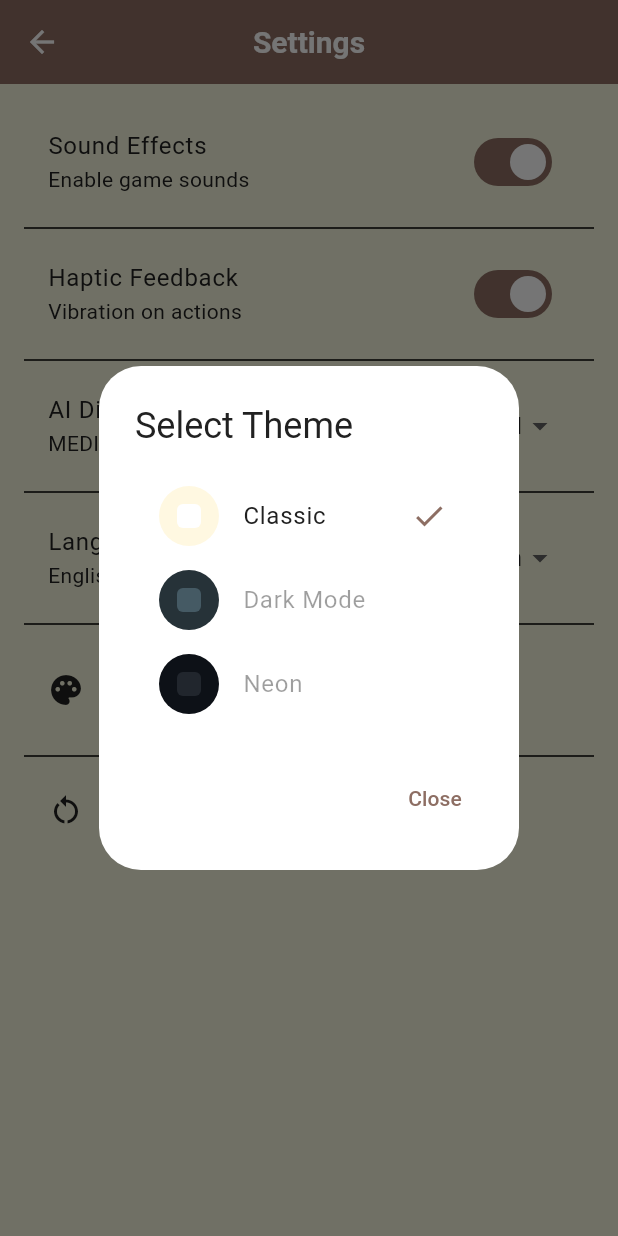
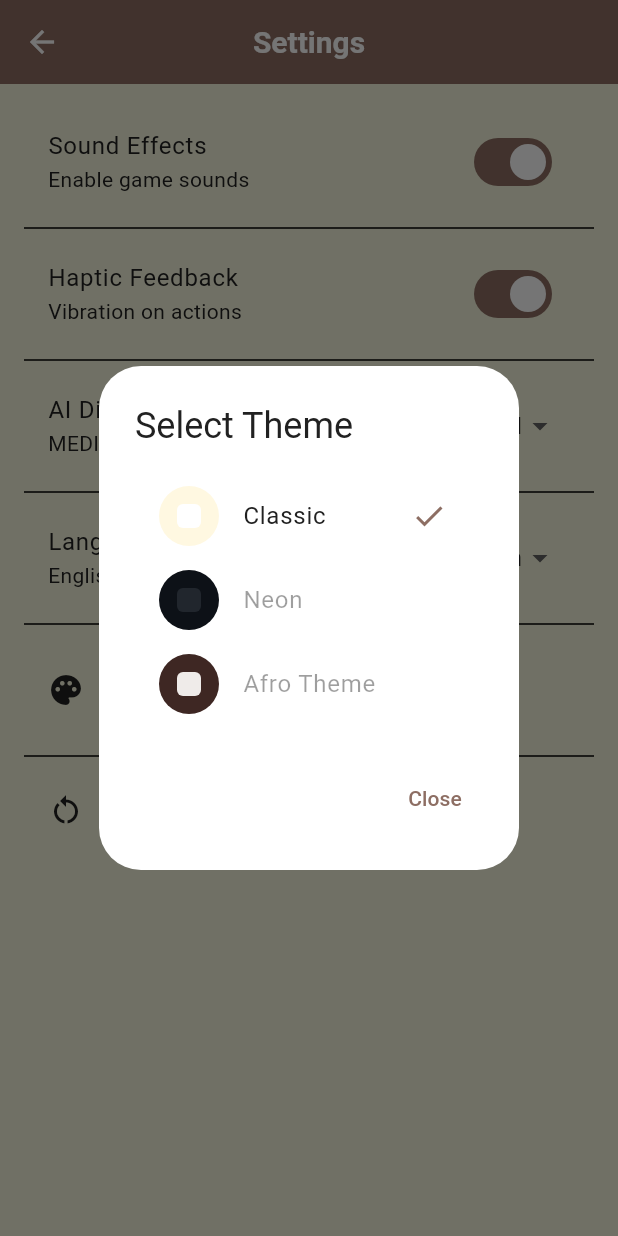
Before and after one commit to dancepopper1984/afro-ludo, a Flutter app: the SettingsScreen screen opened directly, after a tap on "Board Theme", on a phone screen of 412 x 824 dp. Run offline on Flutter 3.47's test engine with Material 3 defaults, Android fonts, the phone set to English and light mode, and no system bars; our stand-ins replace audioplayers, firebase_core, firebase_crashlytics, flutter_riverpod, google_mobile_ads, hive_flutter and 2 more; accounts and stored records are empty.

Commit message:
fix: complete skin apply chain — board/dice now react to equipped skin

```diff
--- a/lib/core/theme.dart
+++ b/lib/core/theme.dart
@@ -67,15 +67,6 @@ class AfroTheme {
     trackArea: Colors.white,
   );
 
-  static const BoardSkin darkSkin = BoardSkin(
-    id: 'dark',
-    name: 'Dark Mode',
-    boardBackground: Color(0xFF263238),
-    boardGridLine: Color(0xFF455A64),
-    homeArea: Color(0xFF37474F),
-    trackArea: Color(0xFF455A64),
-  );
-
   static const BoardSkin neonSkin = BoardSkin(
     id: 'neon',
     name: 'Neon',
@@ -85,10 +76,19 @@ class AfroTheme {
     trackArea: Color(0xFF21262D),
   );
 
+  static const BoardSkin afroSkin = BoardSkin(
+    id: 'afro',
+    name: 'Afro Theme',
+    boardBackground: Color(0xFF3E2723),
+    boardGridLine: Color(0xFF8D6E63),
+    homeArea: Color(0xFFFFB300),
+    trackArea: Color(0xFFEFEBE9),
+  );
+
   static const Map<String, BoardSkin> skins = {
     'classic': classicSkin,
-    'dark': darkSkin,
     'neon': neonSkin,
+    'afro': afroSkin,
   };
 
   // === 文字颜色 ===
```
Also changed, not shown: lib/ui/screens/ludo_game_screen.dart (+9 -2 lines), lib/ui/widgets/dice_widget.dart (+13 -4 lines).
